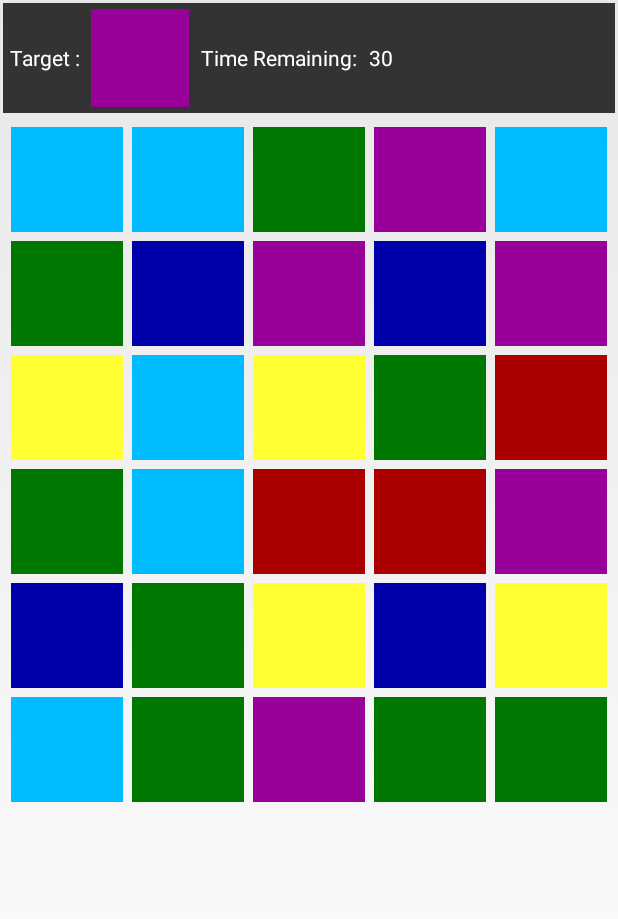
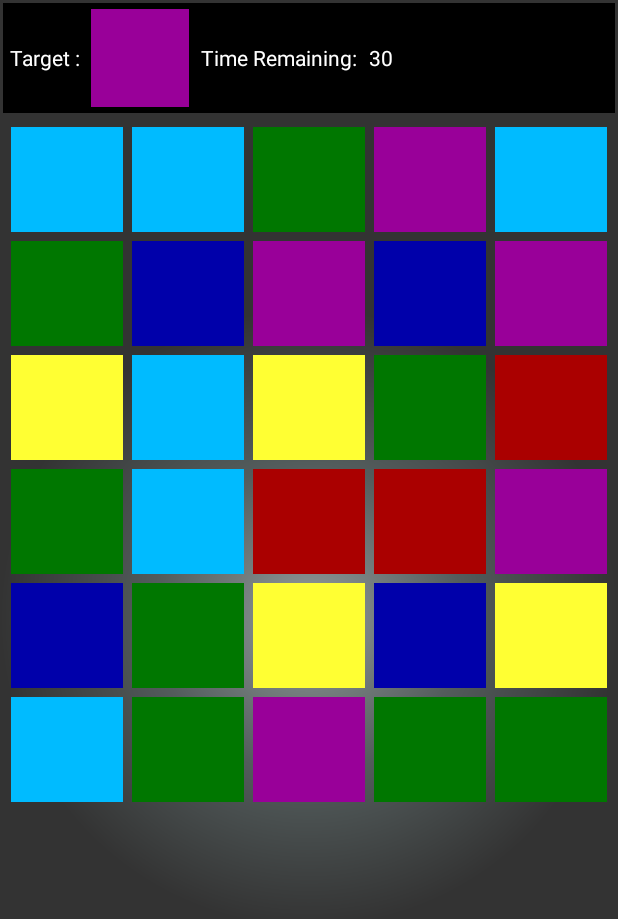
Before and after one commit to jpeyraud/UltimatePixel_Android, an Android app: the AGameEngine screen opened directly, with no data from a screen before it, on a phone screen of 412 x 824 dp. Shown: the top 919 px of the screen. Run offline under Robolectric (Android 15) with nearby library versions, the phone set to English and light mode, and no system bars.

Commit message:
First target bug resolved, a second bug is remaining

```diff
--- a/app/src/main/java/com/altarrys/ultimatepixel/Level.java
+++ b/app/src/main/java/com/altarrys/ultimatepixel/Level.java
@@ -1,4 +1,6 @@
 package com.altarrys.ultimatepixel;
+
+import android.util.Log;
 
 import java.util.ArrayList;
 import java.util.HashMap;
@@ -40,18 +42,17 @@ public class Level
 		{
 			int color = getRandomColor();
 			m_pixelList.add(color);
-
-			// increase the counter of each color
-			m_pixelColorNumberMap.put(color, m_pixelColorNumberMap.get(color) + 1);
 		}
 
-		m_targetPixel = getRandomColor();
+		m_targetPixel = getTargetRandomColor();
 		score = 0;
 	}
 	//-----------------------------------------------------------------------------------------------------------------------------
 	private int getTargetRandomColor()
 	{
 		int choice = (int) (Math.random()*(double) m_nbPixelColorTotal); // care to rand = 1.0
+
+		Log.d("TAG", "target remaining : " + m_pixelColorNumberMap.get(m_allColors.get(choice)));
 
 		if (m_pixelColorNumberMap.get(m_allColors.get(choice)) == 0)
 			return getTargetRandomColor();
@@ -65,7 +66,7 @@ public class Level
 
 		int color =  m_allColors.get(choice);
 
-		// Decrement the number of the touched pixel
+		// Increment the number of the touched pixel
 		m_pixelColorNumberMap.put(color, m_pixelColorNumberMap.get(color)+1);
 
 		return color;
@@ -99,15 +100,15 @@ public class Level
     //-----------------------------------------------------------------------------------------------------------------------------
     public int pixelTouched()
     {
+		// Decrement the number of the touched pixel
+		m_pixelColorNumberMap.put(m_targetPixel, m_pixelColorNumberMap.get(m_targetPixel)-1);
+
     	// X% of chance to change target color
     	double rand =  Math.random();
     	if (rand < ((double) m_arcadePerCent)/100.0)
     	{
      		m_targetPixel = getTargetRandomColor();
     	}
-
-		// Decrement the number of the touched pixel
-		m_pixelColorNumberMap.put(m_targetPixel, m_pixelColorNumberMap.get(m_targetPixel)-1);
 
     	return score++;
     }
--- a/app/src/main/res/layout/fragment_game_engine.xml
+++ b/app/src/main/res/layout/fragment_game_engine.xml
@@ -7,13 +7,14 @@
     android:paddingRight="@dimen/activity_horizontal_margin"
     android:paddingTop="@dimen/activity_vertical_margin"
     android:orientation="vertical"
+    android:background="@drawable/background_circulargradiant"
     tools:context="com.altarrys.ultimatepixel.AGameEngine$PlaceholderFragment" >
 
     <LinearLayout
         android:layout_width="match_parent"
         android:layout_height="wrap_content"
         android:orientation="horizontal"
-        android:background="@color/DarkGrey"
+        android:background="@color/Black"
         android:layout_margin="2dp"
         android:layout_marginBottom="6dp"
         tools:context="com.example.ultimatepixel.AGameEngine$PlaceholderFragment" >
```
